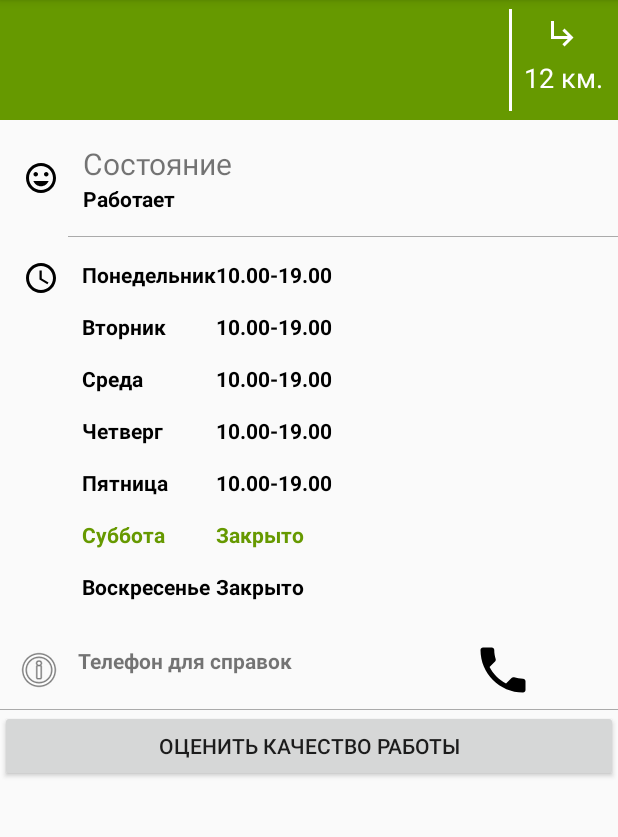
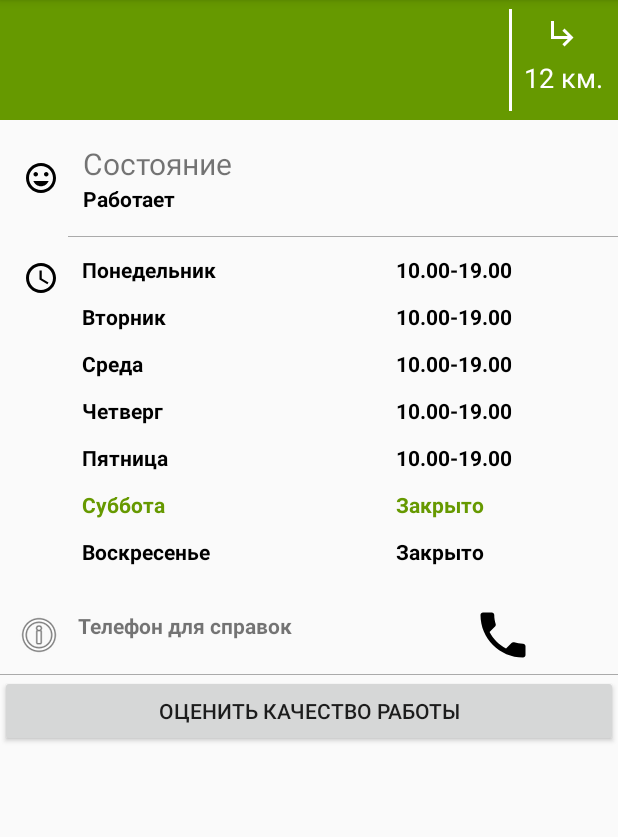
Before and after one commit to Vladchenko/AndroidProject, an Android app: the DetailedInfoActivity screen opened directly, with no data from a screen before it, on a phone screen of 412 x 824 dp, the part 84-921 px from its top. Run offline under Robolectric (Android 15) with nearby library versions, the phone set to English and light mode, and no system bars; 3 statements that could not run were skipped.

```diff
--- a/app/src/main/res/layout/activity_detailed_info.xml
+++ b/app/src/main/res/layout/activity_detailed_info.xml
@@ -150,70 +150,71 @@
             android:id="@+id/weekDays"
             android:layout_width="match_parent"
             android:layout_height="match_parent"
-            android:orientation="vertical">
+            android:orientation="vertical"
+            android:layout_marginRight="120dp">
 
             <TextView
-                android:id="@+id/textView"
+                android:id="@+id/monday_text_view"
                 android:layout_width="match_parent"
                 android:layout_height="wrap_content"
-                android:paddingTop="15dp"
                 android:text="Понедельник"
                 android:textColor="@android:color/background_dark"
-                android:textStyle="bold" />
+                android:textStyle="bold"
+                android:layout_marginTop="@dimen/week_days_margin" />
 
             <TextView
-                android:id="@+id/textView2"
+                android:id="@+id/tuesday_text_view"
                 android:layout_width="match_parent"
                 android:layout_height="wrap_content"
-                android:paddingTop="15dp"
                 android:text="Вторник"
                 android:textColor="@android:color/background_dark"
-                android:textStyle="bold" />
+                android:textStyle="bold"
+                android:layout_marginTop="@dimen/week_days_margin" />
 
             <TextView
-                android:id="@+id/textView3"
+                android:id="@+id/wednesday_text_view"
                 android:layout_width="match_parent"
                 android:layout_height="wrap_content"
-                android:paddingTop="15dp"
                 android:text="Среда"
                 android:textColor="@android:color/background_dark"
-                android:textStyle="bold" />
+                android:textStyle="bold"
+                android:layout_marginTop="@dimen/week_days_margin" />
 
             <TextView
-                android:id="@+id/day_of_week"
+                android:id="@+id/thursday_text_week"
                 android:layout_width="match_parent"
                 android:layout_height="wrap_content"
-                android:paddingTop="15dp"
                 android:text="Четверг"
                 android:textColor="@android:color/background_dark"
-                android:textStyle="bold" />
+                android:textStyle="bold"
+                android:layout_marginTop="@dimen/week_days_margin" />
 
             <TextView
-                android:id="@+id/textView5"
+                android:id="@+id/friday_text_view"
                 android:layout_width="match_parent"
                 android:layout_height="wrap_content"
-                android:paddingTop="15dp"
                 android:text="Пятница"
                 android:textColor="@android:color/background_dark"
-                android:textStyle="bold" />
+                android:textStyle="bold"
+                android:layout_marginTop="@dimen/week_days_margin" />
 
             <TextView
-                android:id="@+id/textView6"
+                android:id="@+id/saturday_text_view"
                 android:layout_width="match_parent"
                 android:layout_height="wrap_content"
-                android:paddingTop="15dp"
                 android:text="Суббота"
                 android:textColor="@android:color/holo_green_dark"
-                android:textStyle="bold" />
+                android:textStyle="bold"
+                android:layout_marginTop="@dimen/week_days_margin" />
 
             <TextView
-                android:id="@+id/textView8"
+                android:id="@+id/sunday_text_view"
                 android:layout_width="match_parent"
                 android:layout_height="wrap_content"
-                android:paddingTop="15dp"
                 android:text="Воскресенье"
                 android:textColor="@android:color/background_dark"
-                android:textStyle="bold" />
+                android:textStyle="bold"
+                android:layout_marginTop="@dimen/week_days_margin" />
 
         </LinearLayout>
 
@@ -224,67 +225,67 @@
             android:orientation="vertical">
 
             <TextView
-                android:id="@+id/textView_"
+                android:id="@+id/monday_hours_text_view"
                 android:layout_width="match_parent"
                 android:layout_height="wrap_content"
-                android:paddingTop="15dp"
                 android:text="10.00-19.00"
                 android:textColor="@android:color/background_dark"
-                android:textStyle="bold" />
+                android:textStyle="bold"
+                android:layout_marginTop="@dimen/week_days_margin" />
 
             <TextView
-                android:id="@+id/textView_2"
+                android:id="@+id/tuesday_hours_text_view"
                 android:layout_width="match_parent"
                 android:layout_height="wrap_content"
-                android:paddingTop="15dp"
                 android:text="10.00-19.00"
                 android:textColor="@android:color/background_dark"
-                android:textStyle="bold" />
+                android:textStyle="bold"
+                android:layout_marginTop="@dimen/week_days_margin" />
 
             <TextView
-                android:id="@+id/textView_3"
+                android:id="@+id/wednesday_hours_text_view"
                 android:layout_width="match_parent"
                 android:layout_height="wrap_content"
-                android:paddingTop="15dp"
                 android:text="10.00-19.00"
                 android:textColor="@android:color/background_dark"
-                android:textStyle="bold" />
+                android:textStyle="bold"
+                android:layout_marginTop="@dimen/week_days_margin" />
 
             <TextView
-                android:id="@+id/textView_4"
+                android:id="@+id/thursday_hours_text_view"
                 android:layout_width="match_parent"
                 android:layout_height="wrap_content"
-                android:paddingTop="15dp"
                 android:text="10.00-19.00"
                 android:textColor="@android:color/background_dark"
-                android:textStyle="bold" />
+                android:textStyle="bold"
+                android:layout_marginTop="@dimen/week_days_margin" />
 
             <TextView
-                android:id="@+id/textView_5"
+                android:id="@+id/friday_hours_text_view"
                 android:layout_width="match_parent"
                 android:layout_height="wrap_content"
-                android:paddingTop="15dp"
                 android:text="10.00-19.00"
                 android:textColor="@android:color/background_dark"
-                android:textStyle="bold" />
+                android:textStyle="bold"
+                android:layout_marginTop="@dimen/week_days_margin" />
 
             <TextView
-                android:id="@+id/textView_6"
+                android:id="@+id/saturday_hours_text_view"
                 android:layout_width="match_parent"
                 android:layout_height="wrap_content"
-                android:paddingTop="15dp"
                 android:text="Закрыто"
                 android:textColor="@android:color/holo_green_dark"
-                android:textStyle="bold" />
+                android:textStyle="bold"
+                android:layout_marginTop="@dimen/week_days_margin" />
 
             <TextView
-                android:id="@+id/textView_8"
+                android:id="@+id/sunday_hours_text_view"
                 android:layout_width="match_parent"
                 android:layout_height="wrap_content"
-                android:paddingTop="15dp"
                 android:text="Закрыто"
                 android:textColor="@android:color/background_dark"
-                android:textStyle="bold" />
+                android:textStyle="bold"
+                android:layout_marginTop="@dimen/week_days_margin" />
 
         </LinearLayout>
 
--- a/app/src/main/res/values/dimens.xml
+++ b/app/src/main/res/values/dimens.xml
@@ -16,6 +16,6 @@
     <dimen name="divider_thickness">2dp</dimen>
     <dimen name="extra_office_text_size">10sp</dimen>
     <dimen name="extra_office_layout_height">20dp</dimen>
-
+    <dimen name="week_days_margin">12dp</dimen>
 
 </resources>
```
